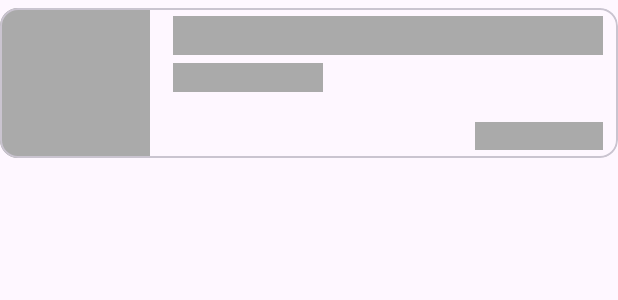
After one commit to rishabhagg7/MedDirect, an Android app: the layout item_home_doctor_list_shimmer.xml on its own in the app's theme, with its tools: preview values and no code run, on a phone screen of 412 x 824 dp. The commit adds this screen. Shown: the top 300 px of the screen. Run offline under Robolectric (Android 15) with nearby library versions, the phone set to English and light mode, and no system bars; Roboto replaces fonts that are not available here.

Commit message:
minor changes

```diff
--- a/app/build.gradle.kts
+++ b/app/build.gradle.kts
@@ -46,15 +46,16 @@ dependencies {
     implementation("androidx.appcompat:appcompat:1.6.1")
     implementation("com.google.android.material:material:1.9.0")
     implementation("androidx.constraintlayout:constraintlayout:2.1.4")
-    implementation("androidx.annotation:annotation:1.6.0")
-    implementation("androidx.lifecycle:lifecycle-livedata-ktx:2.6.1")
-    implementation("androidx.lifecycle:lifecycle-viewmodel-ktx:2.6.1")
-    implementation("com.google.firebase:firebase-auth-ktx:22.1.1")
+    implementation("androidx.annotation:annotation:1.7.0")
+    implementation("androidx.lifecycle:lifecycle-livedata-ktx:2.6.2")
+    implementation("androidx.lifecycle:lifecycle-viewmodel-ktx:2.6.2")
+    implementation("com.google.firebase:firebase-auth-ktx:22.1.2")
     implementation("com.google.firebase:firebase-database-ktx:20.2.2")
     implementation("com.google.firebase:firebase-storage-ktx:20.2.1")
     implementation("com.github.bumptech.glide:glide:4.15.1")
-    implementation ("io.github.shashank02051997:FancyToast:2.0.2")
     implementation("com.razorpay:checkout:1.6.34")
+    implementation("org.jetbrains.kotlinx:kotlinx-coroutines-android:1.6.4")
+    implementation("com.facebook.shimmer:shimmer:0.5.0")
     testImplementation("junit:junit:4.13.2")
     androidTestImplementation("androidx.test.ext:junit:1.1.5")
     androidTestImplementation("androidx.test.espresso:espresso-core:3.5.1")
--- a/app/src/main/java/com/example/meddirect/activities/HomeActivity.kt
+++ b/app/src/main/java/com/example/meddirect/activities/HomeActivity.kt
@@ -22,6 +22,9 @@ import com.google.firebase.database.DataSnapshot
 import com.google.firebase.database.DatabaseError
 import com.google.firebase.database.FirebaseDatabase
 import com.google.firebase.database.ValueEventListener
+import kotlinx.coroutines.CoroutineScope
+import kotlinx.coroutines.Dispatchers
+import kotlinx.coroutines.launch
 
 class HomeActivity : AppCompatActivity() {
 
@@ -111,10 +114,18 @@ class HomeActivity : AppCompatActivity() {
         val doctorViewMore = binding.moreTextview
         val profileIcon = binding.profileIcon
 
-        //display name of the user
-        displayName()
-        displayCategory()
-        displayTopDoctor()
+        CoroutineScope(Dispatchers.IO).launch {
+            //display name of the user
+            displayName()
+        }
+        CoroutineScope(Dispatchers.IO).launch {
+            //display categories
+            displayCategory()
+        }
+        CoroutineScope(Dispatchers.IO).launch {
+            //display top doctors
+            displayTopDoctor()
+        }
 
         //when user click on view more of category
         categoryViewMore.setOnClickListener {
--- a/app/src/main/java/com/example/meddirect/activities/SignUpActivity.kt
+++ b/app/src/main/java/com/example/meddirect/activities/SignUpActivity.kt
@@ -72,7 +72,7 @@ class SignUpActivity : AppCompatActivity() {
                         //user details created
                         //add the user in database
                         val databaseRef = database.reference.child("users").child(auth.currentUser!!.uid)
-                        val user = User(name,email,auth.currentUser!!.uid,"","","","")
+                        val user = User(name = name,email = email,uId = auth.currentUser!!.uid,"","","","")
                         databaseRef.setValue(user).addOnCompleteListener {
                             if(it.isSuccessful){
                                 //Data Entered Successfully
@@ -109,6 +109,8 @@ class SignUpActivity : AppCompatActivity() {
             Toast.makeText(this,"Name Missing!",Toast.LENGTH_SHORT).show()
             return false
         }
+        //name is validated
+
         if(email.isEmpty()){
             signUpEmail.error = "Enter your email"
             Toast.makeText(this,"Email Address Missing!",Toast.LENGTH_SHORT).show()
@@ -120,7 +122,6 @@ class SignUpActivity : AppCompatActivity() {
             return false
         }
         //email pattern is now validated
-
 
         if(password.isEmpty()){
             signUpPasswordLayout.endIconMode = TextInputLayout.END_ICON_NONE
@@ -136,7 +137,6 @@ class SignUpActivity : AppCompatActivity() {
         }
         //password pattern is now validated
 
-
         if(confirmPassword.isEmpty() || password != confirmPassword){
             signUpConfirmPasswordLayout.endIconMode = TextInputLayout.END_ICON_NONE
             signUpConfirmPassword.error = "Re-enter your password"
--- /dev/null
+++ b/app/src/main/res/layout/item_home_doctor_list_shimmer.xml
@@ -0,0 +1,52 @@
+<?xml version="1.0" encoding="utf-8"?>
+<LinearLayout xmlns:android="http://schemas.android.com/apk/res/android"
+    android:layout_width="match_parent"
+    android:layout_height="wrap_content"
+    xmlns:tools="http://schemas.android.com/tools"
+    xmlns:app="http://schemas.android.com/apk/res-auto">
+
+    <com.google.android.material.card.MaterialCardView
+        android:id="@+id/doctor"
+        android:layout_width="match_parent"
+        android:layout_height="100dp"
+        android:layout_marginBottom="5dp"
+        android:layout_marginTop="5dp"
+        app:shapeAppearance="square">
+
+        <ImageView
+            android:id="@+id/doctor_image"
+            android:layout_width="100dp"
+            android:layout_height="100dp"
+            android:scaleType="center"
+            android:padding="5dp"
+            android:background="@android:color/darker_gray"/>
+        <LinearLayout
+            android:layout_marginStart="115dp"
+            android:layout_marginEnd="10dp"
+            android:layout_marginBottom="5dp"
+            android:layout_width="match_parent"
+            android:layout_height="match_parent"
+            android:orientation="vertical">
+            <TextView
+                android:layout_marginTop="5dp"
+                android:layout_width="match_parent"
+                android:layout_height="wrap_content"
+                android:textStyle="bold"
+                android:textColor="?android:colorPrimary"
+                android:textSize="19sp"
+                android:background="@android:color/darker_gray"/>
+            <TextView
+                android:layout_width="100dp"
+                android:layout_height="wrap_content"
+                android:background="@android:color/darker_gray"
+                android:layout_marginTop="5dp"/>
+            <TextView
+                android:layout_width="85dp"
+                android:layout_height="wrap_content"
+                android:layout_gravity="end"
+                android:layout_marginTop="20dp"
+                android:background="@android:color/darker_gray"/>
+        </LinearLayout>
+    </com.google.android.material.card.MaterialCardView>
+
+</LinearLayout>
--- a/build.gradle.kts
+++ b/build.gradle.kts
@@ -4,7 +4,7 @@ buildscript {
         mavenCentral()
     }
     dependencies {
-        classpath("com.google.gms:google-services:4.3.15")
+        classpath("com.google.gms:google-services:4.4.0")
     }
 }
 // Top-level build file where you can add configuration options common to all sub-projects/modules.
```
